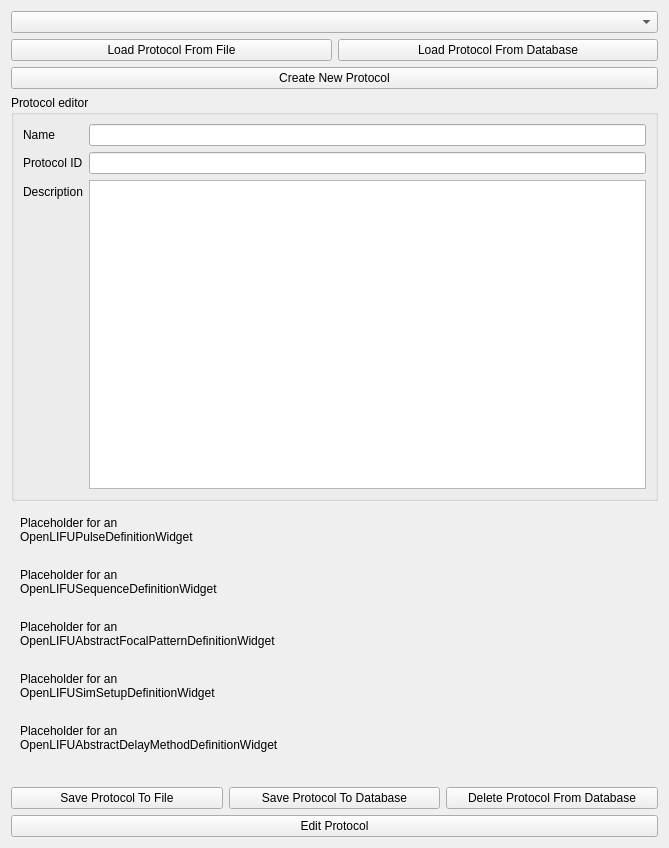
Before: the Qt Designer form OpenLIFUProtocolConfig/Resources/UI/OpenLIFUProtocolConfig.ui in OpenwaterHealth/SlicerOpenLIFU, drawn with Qt 5.
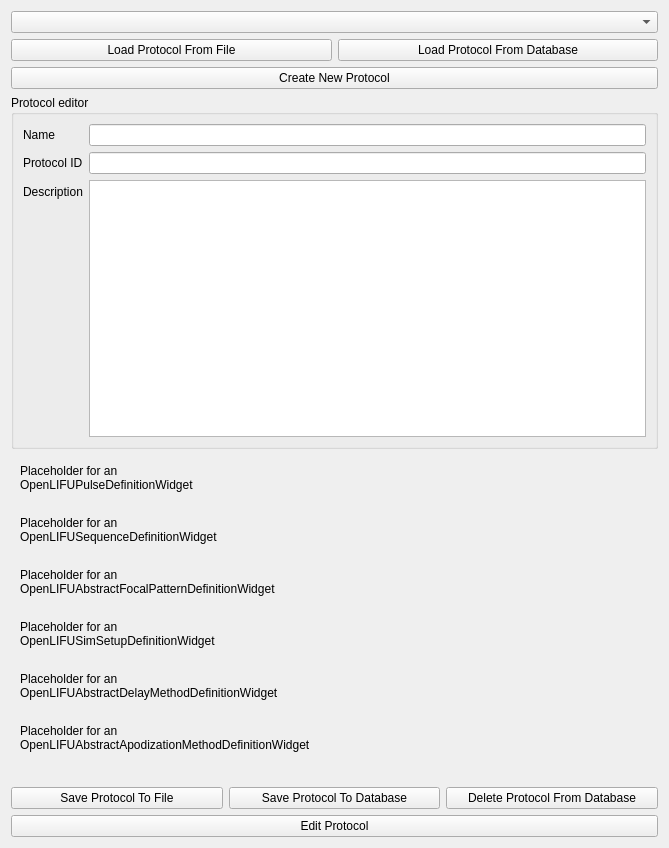
After: the same form once the commit is applied. Custom widgets are drawn as their Qt base class.

Commit message: Add abstract bf.apod_methods.ApodizationMethod form (#165)

The edit to the form file:
```diff
--- a/OpenLIFUProtocolConfig/Resources/UI/OpenLIFUProtocolConfig.ui
+++ b/OpenLIFUProtocolConfig/Resources/UI/OpenLIFUProtocolConfig.ui
@@ -195,6 +195,20 @@
         </layout>
        </widget>
       </item>
+      <item>
+       <widget class="QWidget" name="abstractApodizationMethodDefinitionWidgetPlaceholder" native="true">
+        <layout class="QVBoxLayout" name="verticalLayout_10">
+         <item>
+          <widget class="QLabel" name="abstractApodizationMethodDefinitionWidgetPlaceholderLabel">
+           <property name="text">
+            <string>Placeholder for an
+OpenLIFUAbstractApodizationMethodDefinitionWidget</string>
+           </property>
+          </widget>
+         </item>
+        </layout>
+       </widget>
+      </item>
       <item>
        <widget class="QLabel" name="saveStateLabel">
         <property name="alignment">
```
The commit also changes 1 other file.
